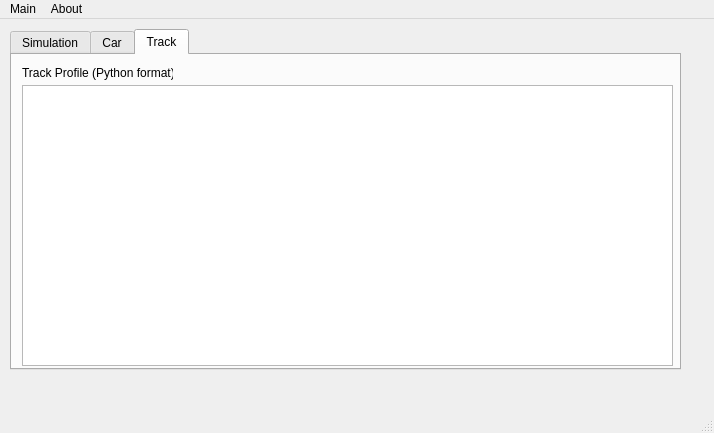
Above: gui/mainWindow.ui from kubasaw/carSim before the change. Below: the same form after it.
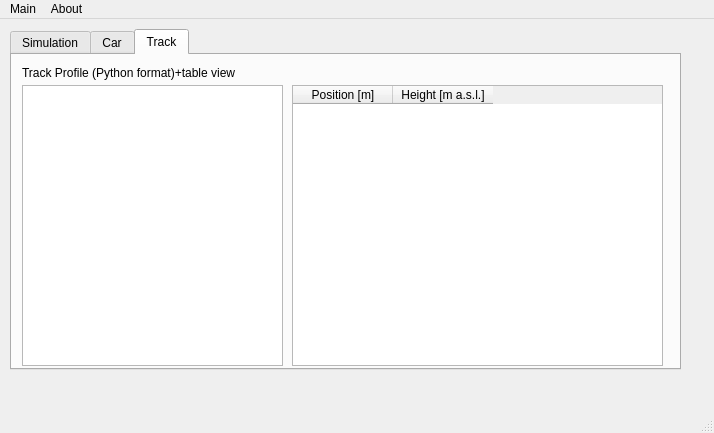
That is the form after the change. The open tabs and pages were chosen to show the change.

Commit message: About dialog, Table protos

Diff of the .ui file:
```diff
--- a/gui/mainWindow.ui
+++ b/gui/mainWindow.ui
@@ -154,7 +154,7 @@
        <rect>
         <x>10</x>
         <y>30</y>
-        <width>651</width>
+        <width>261</width>
         <height>281</height>
        </rect>
       </property>
@@ -164,14 +164,34 @@
        <rect>
         <x>10</x>
         <y>10</y>
-        <width>151</width>
+        <width>251</width>
         <height>16</height>
        </rect>
       </property>
       <property name="text">
-       <string>Track Profile (Python format)</string>
+       <string>Track Profile (Python format)+table view</string>
       </property>
      </widget>
+     <widget class="QTableWidget" name="trackVerticalProfileTab">
+      <property name="geometry">
+       <rect>
+        <x>280</x>
+        <y>30</y>
+        <width>371</width>
+        <height>281</height>
+       </rect>
+      </property>
+      <column>
+       <property name="text">
+        <string>Position [m]</string>
+       </property>
+      </column>
+      <column>
+       <property name="text">
+        <string>Height [m a.s.l.]</string>
+       </property>
+      </column>
+     </widget>
     </widget>
    </widget>
   </widget>
```
The commit also changes 11 other files.
